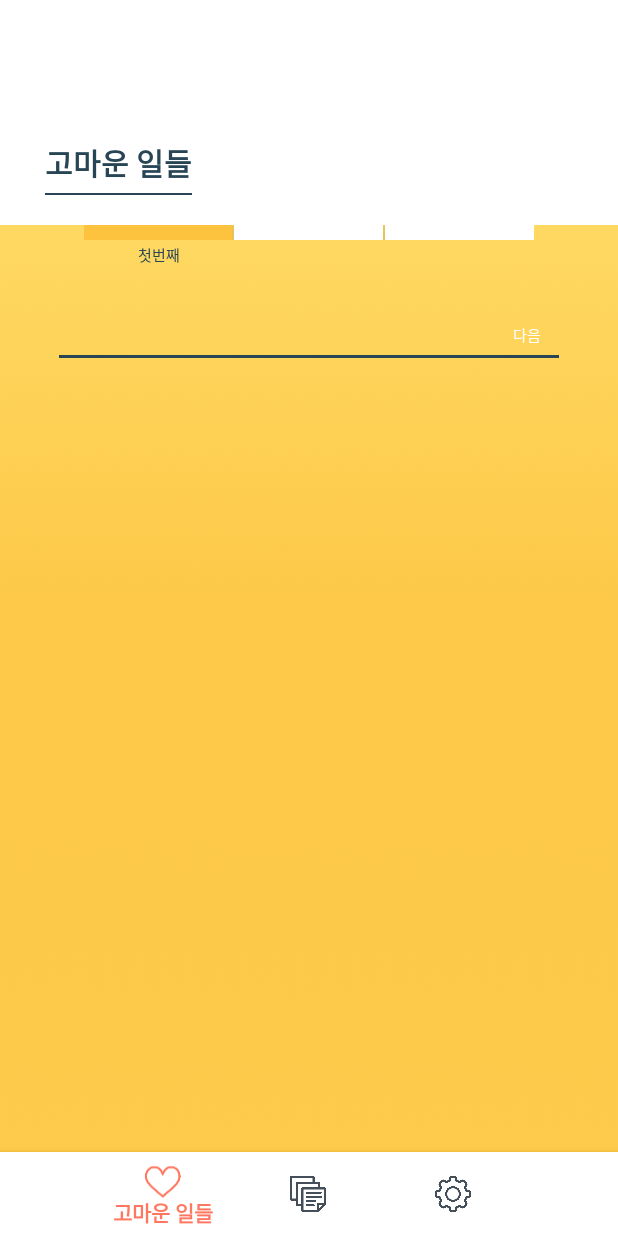
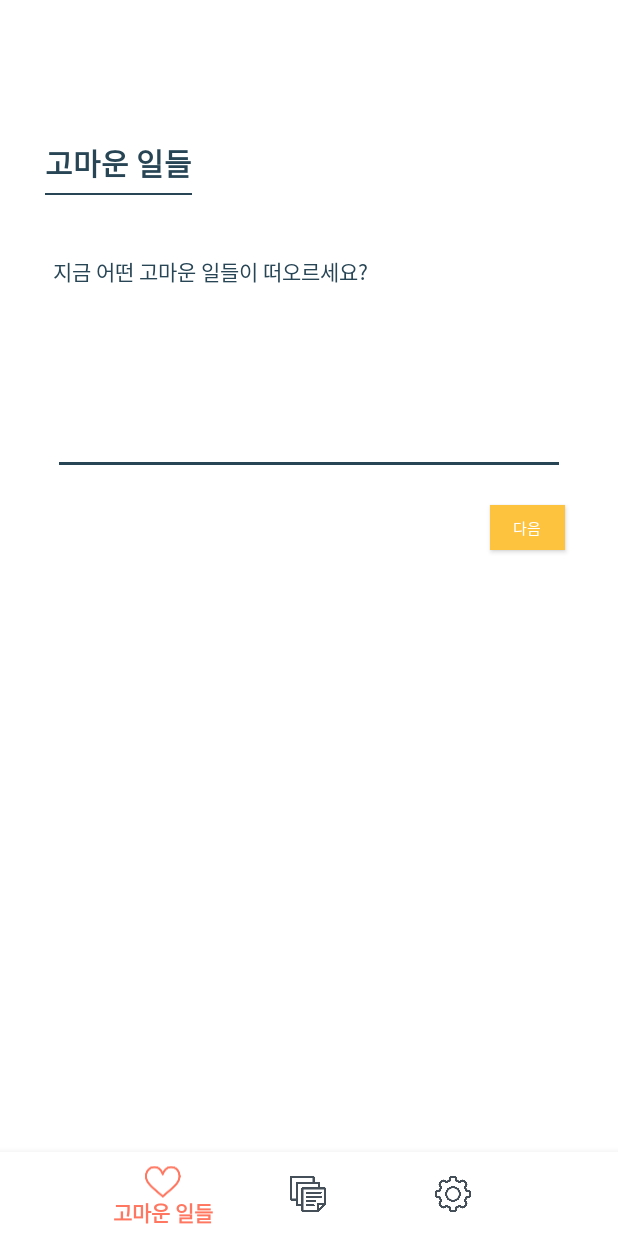
Before and after one commit to paryyongwoo/gomawa, an Android app: the FragmentMyThanks screen opened directly, with no data from a screen before it, on a phone screen of 412 x 824 dp. Run offline under Robolectric (Android 15) with nearby library versions, the phone set to English and light mode, and no system bars.

Commit message:
고마운일들 디장니

```diff
--- a/app/src/main/java/com/gomawa/fragment/FragmentMyThanks.java
+++ b/app/src/main/java/com/gomawa/fragment/FragmentMyThanks.java
@@ -53,14 +53,6 @@ public class FragmentMyThanks extends Fragment {
     // 현재 뷰페이저의 위치
     private int currentPosition = 0;
 
-    // subTitle 배열
-    List<String> subTitleList = new ArrayList<>();
-
-    // drawable 배열
-    List<Drawable> btnList = new ArrayList<Drawable>();
-    List<Drawable> disableBtnList = new ArrayList<Drawable>();
-    List<ImageButton> numberBtnList = new ArrayList<>();
-
     private ShareActivity activity = null;
     // 터치를 통한 스와이프 불가능하게 막은 CustomViewPager 사용
     private ViewPager mPager;
@@ -69,21 +61,6 @@ public class FragmentMyThanks extends Fragment {
     // rootView
     private ViewGroup rootView = null;
     // 툴바의 메뉴 버튼
-    private MenuItem menuItem = null;
-    // back 버튼
-    private ImageButton backBtn = null;
-    // next 버튼
-    private ImageButton nextBtn = null;
-    // '1' 버튼
-    private ImageButton firstBtn = null;
-    // '2' 버튼
-    private ImageButton secondBtn = null;
-    // '3' 버튼
-    private ImageButton thirdBtn = null;
-    // '4' 버튼
-    private ImageButton fourthBtn = null;
-    // 고마운 일 안내 문구
-    private TextView guideSentence = null;
 
     /**
      * 상태 버튼들
@@ -104,6 +81,11 @@ public class FragmentMyThanks extends Fragment {
     private Fragment fragmentSecond = null;
     private Fragment fragmentThird = null;
     private Fragment fragmentFourth = null;
+
+    /**
+     * 헤더의 메뉴 버튼 (화면 표시 안함)
+     */
+    private ImageButton headerMenuBtn = null;
 
     @Nullable
     @Override
@@ -163,66 +145,14 @@ public class FragmentMyThanks extends Fragment {
          * 헤더 텍스트 설정
          */
         String headerTitle = getResources().getString(R.string.header_title);
-        String headerSubTitle = getResources().getString(R.string.sub_title1);
         TextView headerText = rootView.findViewById(R.id.header_title);
         headerText.setText(headerTitle);
-        //TextView headerSubTitleText = rootView.findViewById(R.id.header_subtitle);
-        //headerSubTitleText.setText(headerSubTitle);
+
+        headerMenuBtn = rootView.findViewById(R.id.header_menu_button);
+        headerMenuBtn.setVisibility(View.GONE);
 
         ImageButton headerMenuBtn = rootView.findViewById(R.id.header_menu_button);
         headerMenuBtn.setVisibility(View.INVISIBLE);
-
-        /**
-         * subTitleArray 데이터 세팅
-         */
-//        subTitleList.add(getResources().getString(R.string.sub_title1));
-//        subTitleList.add(getResources().getString(R.string.sub_title2));
-//        subTitleList.add(getResources().getString(R.string.sub_title3));
-//        subTitleList.add(getResources().getString(R.string.sub_title4));
-
-        firstStepBtn = rootView.findViewById(R.id.first_step_btn);
-        secondStepBtn = rootView.findViewById(R.id.second_step_btn);
-        thirdStepBtn = rootView.findViewById(R.id.third_step_btn);
-
-        firstStepBtn.setOnClickListener(new View.OnClickListener() {
-            @Override
-            public void onClick(View v) {
-                movePage(0);
-                secondStepBtn.setBackgroundColor(getResources().getColor(R.color.whiteColor));
-                thirdStepBtn.setBackgroundColor(getResources().getColor(R.color.whiteColor));
-                firstTextView.setVisibility(View.VISIBLE);
-                secondTextView.setVisibility(View.INVISIBLE);
-                thirdTextView.setVisibility(View.INVISIBLE);
-            }
-        });
-
-        secondStepBtn.setOnClickListener(new View.OnClickListener() {
-            @Override
-            public void onClick(View v) {
-                movePage(1);
-                secondStepBtn.setBackgroundColor(getResources().getColor(R.color.activeColor));
-                thirdStepBtn.setBackgroundColor(getResources().getColor(R.color.whiteColor));
-                firstTextView.setVisibility(View.INVISIBLE);
-                secondTextView.setVisibility(View.VISIBLE);
-                thirdTextView.setVisibility(View.INVISIBLE);
-            }
-        });
-
-        thirdStepBtn.setOnClickListener(new View.OnClickListener() {
-            @Override
-            public void onClick(View v) {
-                movePage(2);
-                secondStepBtn.setBackgroundColor(getResources().getColor(R.color.activeColor));
-                thirdStepBtn.setBackgroundColor(getResources().getColor(R.color.mainColor));
-                firstTextView.setVisibility(View.INVISIBLE);
-                secondTextView.setVisibility(View.INVISIBLE);
-                thirdTextView.setVisibility(View.VISIBLE);
-            }
-        });
-
-        firstTextView = rootView.findViewById(R.id.first_text_view);
-        secondTextView = rootView.findViewById(R.id.second_text_view);
-        thirdTextView = rootView.findViewById(R.id.third_text_view);
 
         /**
          * drawableList에 버튼 이미지들 추가
--- a/app/src/main/res/layout/fragment_my_thanks_first.xml
+++ b/app/src/main/res/layout/fragment_my_thanks_first.xml
@@ -4,14 +4,27 @@
     xmlns:android="http://schemas.android.com/apk/res/android"
     xmlns:app="http://schemas.android.com/apk/res-auto">
 
+    <TextView
+        android:id="@+id/sentences"
+        android:layout_width="300dp"
+        android:layout_height="wrap_content"
+        android:text="지금 어떤 고마운 일들이 떠오르세요?"
+        app:layout_constraintTop_toTopOf="parent"
+        app:layout_constraintStart_toStartOf="@+id/fragment_my_thanks_first_edit_text"
+        android:textColor="@color/inactiveColor"
+        />
+
     <EditText
         android:id="@+id/fragment_my_thanks_first_edit_text"
         android:layout_width="match_parent"
         android:layout_height="wrap_content"
         android:layout_marginHorizontal="35dp"
-        app:layout_constraintTop_toTopOf="parent"
         android:maxLines="5"
         android:paddingRight="50dp"
+        android:layout_marginTop="80dp"
+        app:layout_constraintStart_toStartOf="@+id/sentences"
+        app:layout_constraintTop_toBottomOf="@+id/sentences"
+        android:theme="@style/EditTheme"
         />
 
     <Button
@@ -19,11 +32,12 @@
         android:layout_width="50dp"
         android:layout_height="30dp"
         app:layout_constraintRight_toRightOf="@id/fragment_my_thanks_first_edit_text"
-        app:layout_constraintTop_toTopOf="@id/fragment_my_thanks_first_edit_text"
-        app:layout_constraintBottom_toBottomOf="@id/fragment_my_thanks_first_edit_text"
+        app:layout_constraintTop_toBottomOf="@+id/fragment_my_thanks_first_edit_text"
         android:text="다음"
         android:textSize="10sp"
         android:textColor="@color/whiteColor"
-        android:background="@null"
-        android:visibility="visible"/>
+        android:background="@color/backgroundColor"
+        android:visibility="visible"
+        android:layout_marginTop="20dp"
+        />
 </androidx.constraintlayout.widget.ConstraintLayout>
--- a/app/src/main/res/layout/fragment_my_thanks_work.xml
+++ b/app/src/main/res/layout/fragment_my_thanks_work.xml
@@ -5,92 +5,11 @@
     xmlns:app="http://schemas.android.com/apk/res-auto"
     android:layout_width="match_parent"
     android:layout_height="match_parent"
-    android:background="@drawable/background">
+    android:background="@color/whiteColor"
+    >
 
     <include
         layout="@layout/header" />
-
-    <LinearLayout
-        android:id="@+id/fragment_my_thanks_header_status"
-        android:layout_width="0dp"
-        android:layout_height="wrap_content"
-        android:layout_marginTop="0dp"
-        android:gravity="center"
-        android:orientation="vertical"
-        app:layout_constraintEnd_toEndOf="parent"
-        app:layout_constraintStart_toStartOf="parent"
-        app:layout_constraintTop_toBottomOf="@+id/header_layout">
-
-        <LinearLayout
-        android:layout_width="300dp"
-        android:layout_height="10dp"
-        android:orientation="horizontal">
-
-        <Button
-            android:id="@+id/first_step_btn"
-            android:layout_width="wrap_content"
-            android:layout_height="10dp"
-            android:minWidth="0dp"
-            android:minHeight="0dp"
-            android:layout_marginRight="1dp"
-            android:background="@color/backgroundColor"
-            android:layout_weight="1" />
-        <Button
-            android:id="@+id/second_step_btn"
-            android:layout_width="wrap_content"
-            android:layout_height="10dp"
-            android:minWidth="0dp"
-            android:minHeight="0dp"
-            android:background="@color/whiteColor"
-            android:layout_weight="1" />
-        <Button
-            android:id="@+id/third_step_btn"
-            android:layout_width="wrap_content"
-            android:layout_height="10dp"
-            android:minWidth="0dp"
-            android:minHeight="0dp"
-            android:layout_marginLeft="1dp"
-            android:background="@color/whiteColor"
-            android:layout_weight="1" />
-    </LinearLayout>
-
-        <LinearLayout
-            android:layout_width="300dp"
-            android:layout_height="wrap_content"
-            android:orientation="horizontal">
-
-            <TextView
-                android:id="@+id/first_text_view"
-                android:layout_width="wrap_content"
-                android:layout_height="20dp"
-                android:layout_weight="1"
-                android:gravity="center"
-                android:text="첫번째"
-                android:textColor="@color/inactiveColor"
-                android:textSize="10dp" />
-            <TextView
-                android:id="@+id/second_text_view"
-                android:layout_width="wrap_content"
-                android:layout_height="20dp"
-                android:layout_weight="1"
-                android:gravity="center"
-                android:visibility="invisible"
-                android:text="두번째"
-                android:textColor="@color/inactiveColor"
-                android:textSize="10dp" />
-            <TextView
-                android:id="@+id/third_text_view"
-                android:layout_width="wrap_content"
-                android:layout_height="20dp"
-                android:layout_weight="1"
-                android:gravity="center"
-                android:visibility="invisible"
-                android:text="세번째"
-                android:textColor="@color/inactiveColor"
-                android:textSize="10dp" />
-        </LinearLayout>
-
-    </LinearLayout>
 
     <com.gomawa.viewpager.CustomViewPager
         android:id="@+id/thanksPager"
@@ -99,7 +18,7 @@
         app:layout_constraintEnd_toEndOf="parent"
         app:layout_constraintStart_toStartOf="parent"
         android:layout_marginTop="20dp"
-        app:layout_constraintTop_toBottomOf="@+id/fragment_my_thanks_header_status" />
+        app:layout_constraintTop_toBottomOf="@+id/header_layout" />
 
 
 </androidx.constraintlayout.widget.ConstraintLayout>
--- a/app/src/main/res/values/styles.xml
+++ b/app/src/main/res/values/styles.xml
@@ -46,4 +46,8 @@
         <item name="colorAccent">@color/mainColor</item>
     </style>
 
+    <style name="EditTheme" parent="Theme.AppCompat.Light.NoActionBar">
+        <item name="colorAccent">@color/inactiveColor</item>
+    </style>
+
 </resources>
```
